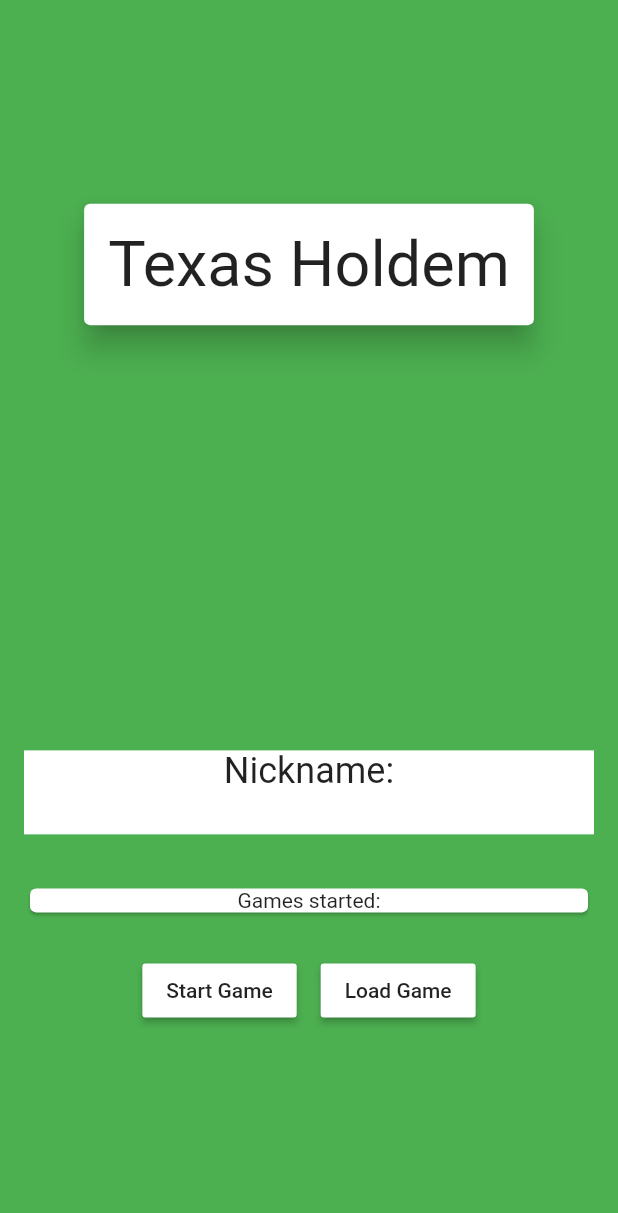
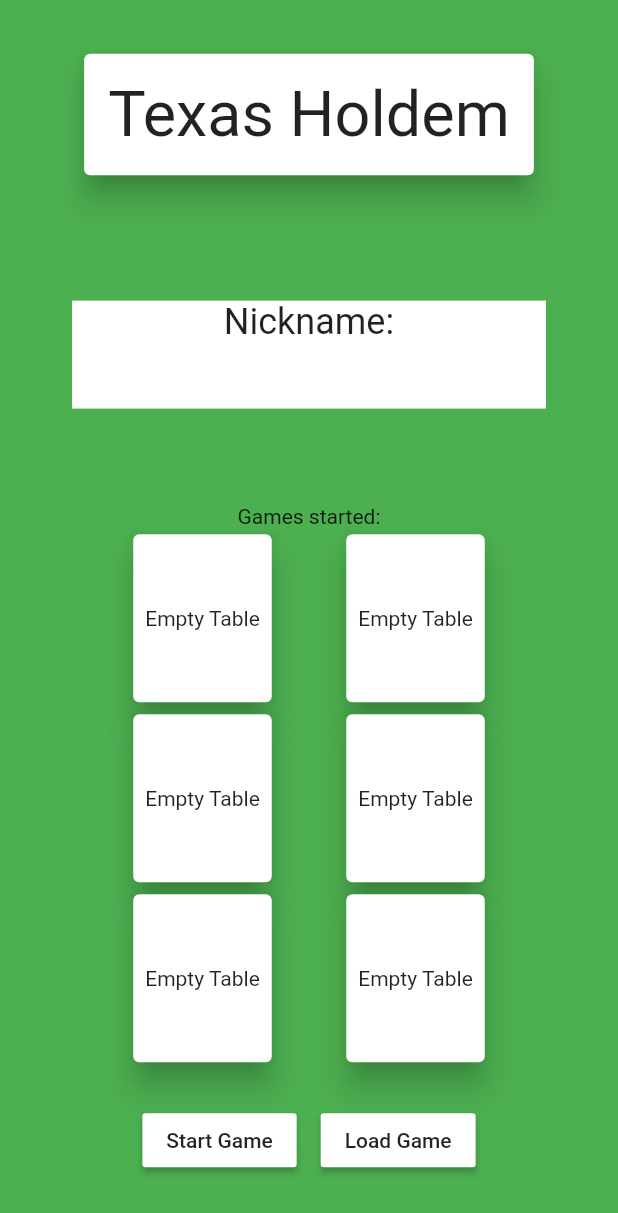
Before and after one commit to CaudellDev/holdem, a Flutter app: the screen it shows after launch, after a tap on "Sign in with Google", on a phone screen of 412 x 824 dp. Shown: the top 1213 px of the screen. Run offline on Flutter 3.47's test engine with Material 2 defaults, Android fonts, the phone set to English and light mode, and no system bars; our stand-ins replace cloud_firestore, firebase_auth, google_sign_in; accounts and stored records are empty.

Commit message:
Changed the game list into a tile of six cards. No touch detection yet.

```diff
--- a/lib/main.dart
+++ b/lib/main.dart
@@ -2,6 +2,7 @@ import 'package:flutter/material.dart';
 import 'package:cloud_firestore/cloud_firestore.dart';
 import 'package:firebase_auth/firebase_auth.dart';
 import 'package:google_sign_in/google_sign_in.dart';
+import 'dart:developer';
 
 void main() => runApp(MyApp());
 
@@ -42,6 +43,107 @@ class TablesList extends StatelessWidget {
               }).toList(),
             );
         }
+      },
+    );
+  }
+}
+
+class GameTableGrid extends StatelessWidget {
+
+  Widget baseTable({Widget child}) {
+    return Card(
+      elevation: 8.0,
+      child: Padding(
+        padding: const EdgeInsets.symmetric(vertical: 48, horizontal: 8),
+        child: Container(
+          child: Center(
+            child: child,
+          )
+        ),
+      ),
+    );
+  }
+
+  Widget gameTableSave(DocumentSnapshot document) {
+    return baseTable(
+      child: Column(
+        mainAxisSize: MainAxisSize.max,
+        children: <Widget>[
+          Text(document['desc']),
+          Text(document['curr_turn'].toString()),
+        ],
+      ),
+    );
+  }
+
+  Widget gameTableEmpty() {
+    return baseTable(child: Text('Empty Table'));
+  }
+
+  Widget gameTableLoading() {
+    return baseTable(child: Text('Loading...'));
+  }
+
+  Widget gameTableError(String err) {
+    return baseTable(child: Text('Error: ' + err));
+  }
+
+  Widget handleTable(AsyncSnapshot<QuerySnapshot> snapshot, int index) {
+    if (snapshot.hasError)
+      return gameTableError(snapshot.error.toString());
+
+    switch (snapshot.connectionState) {
+      case ConnectionState.waiting:
+        return gameTableLoading();
+      case ConnectionState.none:
+        return gameTableEmpty();
+      case ConnectionState.active:
+      case ConnectionState.done:
+        List<DocumentSnapshot> docs = snapshot.data.documents;
+        if (docs != null && docs.isNotEmpty && index < docs.length) {
+          return gameTableSave(docs[index]);
+        }
+
+        return gameTableEmpty();
+      default:
+        return gameTableEmpty();
+    }
+  }
+
+  @override
+  Widget build(BuildContext context) {
+    return StreamBuilder<QuerySnapshot>(
+      stream: Firestore.instance.collection('tables').snapshots(),
+      builder: (BuildContext context, AsyncSnapshot<QuerySnapshot> snapshot) {
+        return Column(
+          mainAxisSize: MainAxisSize.max,
+          children: <Widget>[
+            Row(
+              mainAxisSize: MainAxisSize.max,
+              mainAxisAlignment: MainAxisAlignment.spaceAround,
+              children: <Widget>[
+                handleTable(snapshot, 0),
+                handleTable(snapshot, 1),
+              ],
+            ),
+            Row(
+              mainAxisSize: MainAxisSize.max,
+              mainAxisAlignment: MainAxisAlignment.spaceAround,
+              children: <Widget>[
+                handleTable(snapshot, 2),
+                handleTable(snapshot, 3),
+              ],
+            ),
+            Row(
+              mainAxisSize: MainAxisSize.max,
+              mainAxisAlignment: MainAxisAlignment.spaceAround,
+              children: <Widget>[
+                handleTable(snapshot, 4),
+                handleTable(snapshot, 5),
+              ],
+            ),
+          ],
+        );
       },
     );
   }
@@ -144,36 +246,44 @@ class _MyHomePageState extends State<MyHomePage> {
             ),
             Visibility(
               visible: !showSignIn,
+              child: Padding(
+                padding: const EdgeInsets.symmetric(horizontal: 48.0, vertical: 16.0),
+                child: Container(
+                  color: Colors.white,
                   child: Column(
                     mainAxisSize: MainAxisSize.max,
                     mainAxisAlignment: MainAxisAlignment.start,
                     children: <Widget>[
+                      Text("Nickname:", style: TextStyle(fontSize: 24),),
                       Padding(
-                    padding: const EdgeInsets.all(16.0),
-                    child: Container(
-                      color: Colors.white,
-                      child: Column(
-                        children: <Widget>[
-                          Text("Nickname:", style: TextStyle(fontSize: 24),),
-                          TextField(
+                        padding: const EdgeInsets.all(8.0),
+                        child: TextField(
                           style: TextStyle(fontSize: 24,),
                           controller: nameText,
                           decoration: null,
+                        ),
                       ),
                     ],
                   ),
                 ),
               ),
+            ),
+            Visibility(
+              visible: !showSignIn,
+              child: Column(
+                mainAxisSize: MainAxisSize.max,
+//                mainAxisAlignment: MainAxisAlignment.start,
+                children: <Widget>[
                   Padding(
-                    padding: const EdgeInsets.all(16.0),
-                    child: Card(
+                    padding: const EdgeInsets.symmetric(horizontal: 64.0, vertical: 16.0),
                     child: Container(
                       child: Column(
+                        mainAxisSize: MainAxisSize.max,
                         children: <Widget>[
                           Text("Games started:"),
-                            TablesList(),
+                          GameTableGrid(),
+//                            TablesList(),
                         ],
-                        ),
                       ),
                     ),
                   ),
```
Lines whose indentation alone changed are shown as unchanged.
